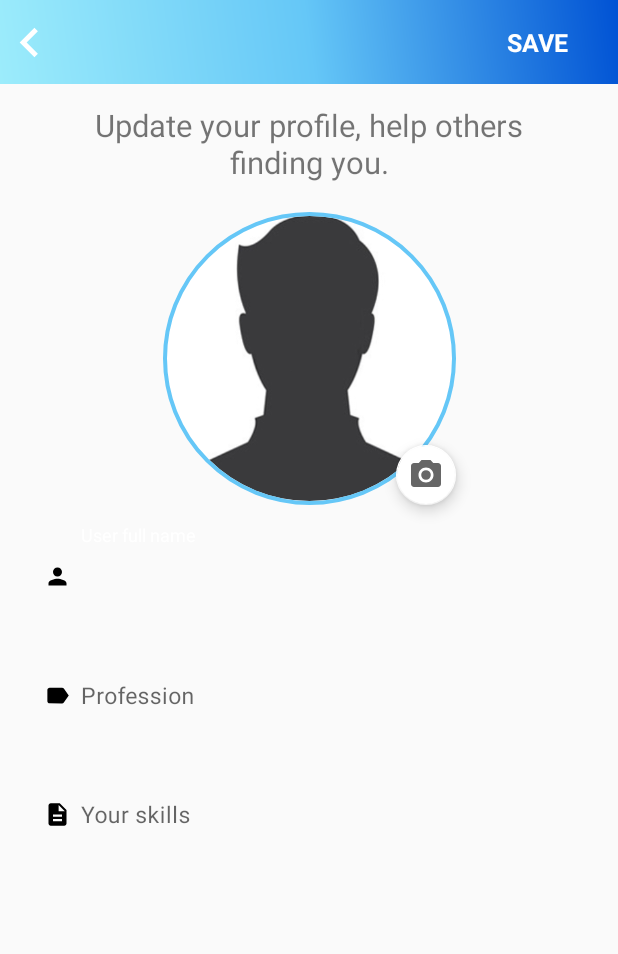
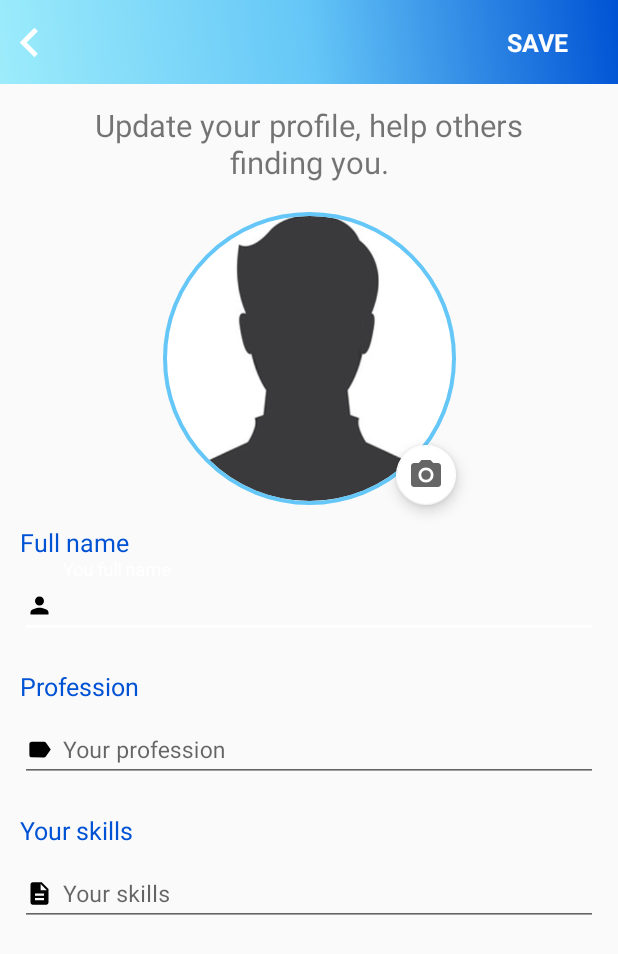
Before and after one commit to AFRIDI-2020/FreelanceBD, an Android app: the EditAboutUserActivity screen opened directly, with no data from a screen before it, on a phone screen of 412 x 824 dp. Shown: the top 954 px of the screen. Run offline under Robolectric (Android 15) with nearby library versions, the phone set to English and light mode, and no system bars; our stand-ins replace CircleImageView, Firebase (no records; nobody signed in at launch, a user with empty details on screens opened directly), Picasso, sdp/ssp sizes; libraries missing offline, so code that uses them is left out: com.theartofdev.edmodo.

Commit message:
10 feb modified

```diff
--- a/app/src/main/res/layout/activity_edit_about_user.xml
+++ b/app/src/main/res/layout/activity_edit_about_user.xml
@@ -34,19 +34,19 @@
                 android:id="@+id/tv_save"
                 android:layout_width="wrap_content"
                 android:layout_height="wrap_content"
-                android:text="Save"
-                android:textColor="@color/whiteColor"
+                android:layout_marginRight="@dimen/_20sdp"
                 android:background="@drawable/save_tv_color_change_on_press"
-                android:textSize="@dimen/_13sdp"
-                android:padding="@dimen/_5sdp"
                 android:clickable="true"
                 android:focusable="true"
+                android:padding="@dimen/_5sdp"
+                android:text="Save"
+                android:textAllCaps="true"
+                android:textColor="@color/whiteColor"
+                android:textSize="@dimen/_13sdp"
                 android:textStyle="bold"
-                android:textAllCaps="true"
+                app:layout_constraintBottom_toBottomOf="parent"
                 app:layout_constraintEnd_toEndOf="parent"
-                app:layout_constraintTop_toTopOf="parent"
-                app:layout_constraintBottom_toBottomOf="parent"
-                android:layout_marginRight="@dimen/_20sdp"/>
+                app:layout_constraintTop_toTopOf="parent" />
 
 
         </androidx.constraintlayout.widget.ConstraintLayout>
@@ -74,10 +74,10 @@
         android:layout_width="@dimen/_150sdp"
         android:layout_height="@dimen/_150sdp"
         android:layout_marginTop="@dimen/_15sdp"
-        app:civ_border_width="@dimen/_2sdp"
-        app:civ_border_color="@color/sky"
         android:scaleType="centerCrop"
         android:src="@drawable/add_profile_photo"
+        app:civ_border_color="@color/sky"
+        app:civ_border_width="@dimen/_2sdp"
         app:layout_constraintEnd_toEndOf="@id/update_profile_for"
         app:layout_constraintStart_toStartOf="@id/update_profile_for"
         app:layout_constraintTop_toBottomOf="@id/update_profile_for" />
@@ -86,11 +86,11 @@
         android:layout_width="wrap_content"
         android:layout_height="wrap_content"
         android:backgroundTint="@color/whiteColor"
+        android:clickable="true"
         android:elevation="@dimen/_10sdp"
-        app:fabSize="mini"
-        android:clickable="true"
         android:focusable="true"
         android:onClick="selectPhoto"
+        app:fabSize="mini"
         app:layout_constraintBottom_toBottomOf="@id/profile_image"
         app:layout_constraintEnd_toEndOf="@id/profile_image"
         app:srcCompat="@drawable/ic_baseline_camera_alt_24" />
@@ -101,13 +101,11 @@
         android:layout_height="wrap_content"
         android:layout_marginLeft="@dimen/_10sdp"
         android:layout_marginRight="@dimen/_10sdp"
-        android:layout_marginTop="@dimen/_10sdp"
         android:backgroundTint="@color/black"
-        android:hint="User full name"
-        android:theme="@style/Widget.MaterialComponents.TextInputLayout.OutlinedBox.Dense"
+        android:hint="You full name"
         app:errorEnabled="true"
         app:errorTextAppearance="@style/error_appearance"
-        app:layout_constraintTop_toBottomOf="@id/profile_image">
+        app:layout_constraintTop_toBottomOf="@id/label_full_name">
 
         <com.google.android.material.textfield.TextInputEditText
             android:id="@+id/fullNameTIET"
@@ -120,28 +118,28 @@
             android:textCursorDrawable="@null"
             android:textSize="@dimen/_12sdp" />
     </com.google.android.material.textfield.TextInputLayout>
+
     <com.google.android.material.textfield.TextInputLayout
         android:id="@+id/professionalTagTextInputLayout"
         android:layout_width="match_parent"
         android:layout_height="wrap_content"
-        android:backgroundTint="@color/black"
         android:layout_marginLeft="@dimen/_10sdp"
         android:layout_marginRight="@dimen/_10sdp"
-        android:theme="@style/Widget.MaterialComponents.TextInputLayout.OutlinedBox.Dense"
+        android:backgroundTint="@color/black"
+        android:hint="Your profession"
         app:errorEnabled="true"
-        android:hint="Profession"
         app:errorTextAppearance="@style/error_appearance"
-        app:layout_constraintTop_toBottomOf="@id/fullNameTextInputLayout">
+        app:layout_constraintTop_toBottomOf="@id/label_profession">
 
         <com.google.android.material.textfield.TextInputEditText
             android:id="@+id/professionalTagTIET"
             android:layout_width="match_parent"
             android:layout_height="wrap_content"
             android:drawableLeft="@drawable/ic_label_black"
-            android:textCursorDrawable="@null"
             android:drawablePadding="@dimen/_5sdp"
             android:inputType="text"
             android:textColor="@color/black"
+            android:textCursorDrawable="@null"
             android:textSize="@dimen/_12sdp" />
 
 
@@ -151,31 +149,61 @@
         android:id="@+id/aboutUserTextInputLayout"
         android:layout_width="match_parent"
         android:layout_height="wrap_content"
-        android:backgroundTint="@color/black"
-        android:theme="@style/Widget.MaterialComponents.TextInputLayout.OutlinedBox.Dense"
         android:layout_marginLeft="@dimen/_10sdp"
         android:layout_marginRight="@dimen/_10sdp"
+        android:backgroundTint="@color/black"
+        android:hint="Your skills"
         app:errorEnabled="true"
-        android:hint="Your skills"
-        app:layout_constraintTop_toBottomOf="@id/professionalTagTextInputLayout"
-        app:errorTextAppearance="@style/error_appearance">
+        app:errorTextAppearance="@style/error_appearance"
+        app:layout_constraintTop_toBottomOf="@id/label_skills">
 
         <com.google.android.material.textfield.TextInputEditText
             android:id="@+id/aboutUserTIET"
             android:layout_width="match_parent"
             android:layout_height="wrap_content"
-            android:singleLine="false"
             android:drawableLeft="@drawable/ic_description_black"
             android:drawablePadding="@dimen/_5sdp"
+            android:singleLine="false"
+            android:textColor="@color/black"
             android:textCursorDrawable="@null"
-            android:textColor="@color/black"
             android:textSize="@dimen/_12sdp" />
 
 
     </com.google.android.material.textfield.TextInputLayout>
 
+    <TextView
+        android:id="@+id/label_full_name"
+        android:layout_width="wrap_content"
+        android:layout_height="wrap_content"
+        android:layout_marginLeft="@dimen/_10sdp"
+        android:layout_marginTop="@dimen/_10sdp"
+        android:text="Full name"
+        android:textColor="@color/blue"
+        android:textSize="@dimen/_13sdp"
+        app:layout_constraintStart_toStartOf="parent"
+        app:layout_constraintTop_toBottomOf="@id/profile_image" />
 
+    <TextView
+        android:id="@+id/label_profession"
+        android:layout_width="wrap_content"
+        android:layout_height="wrap_content"
+        android:layout_marginLeft="@dimen/_10sdp"
+        android:text="Profession"
+        android:textColor="@color/blue"
+        android:textSize="@dimen/_13sdp"
+        app:layout_constraintStart_toStartOf="parent"
+        app:layout_constraintTop_toBottomOf="@id/fullNameTextInputLayout" />
 
+    <TextView
+        android:id="@+id/label_skills"
+        android:layout_width="wrap_content"
+        android:layout_height="wrap_content"
+        android:layout_marginLeft="@dimen/_10sdp"
+        android:text="Your skills"
+        android:textColor="@color/blue"
+        android:textSize="@dimen/_13sdp"
+        app:layout_constraintStart_toStartOf="parent"
+        app:layout_constraintTop_toBottomOf="@id/professionalTagTextInputLayout" />
 
 
 </androidx.constraintlayout.widget.ConstraintLayout>
```
Also changed, not shown: app/src/main/res/layout/activity_about_user_profile.xml (+32 -36 lines), app/src/main/res/layout/activity_click_post.xml (+17 -17 lines).
